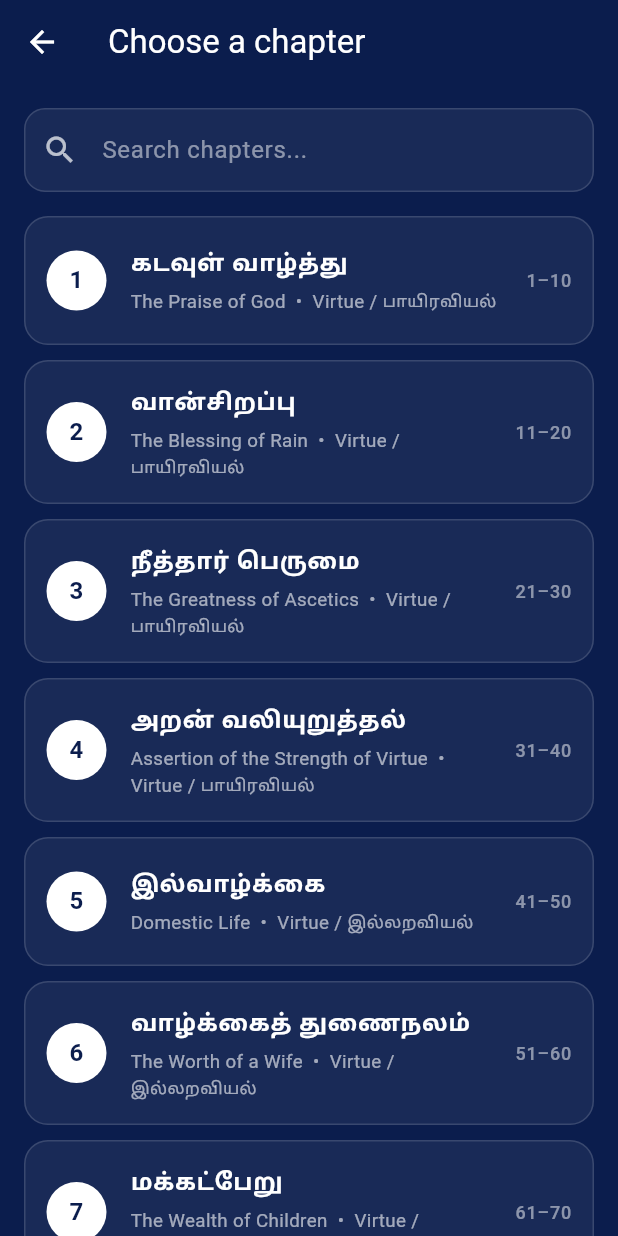
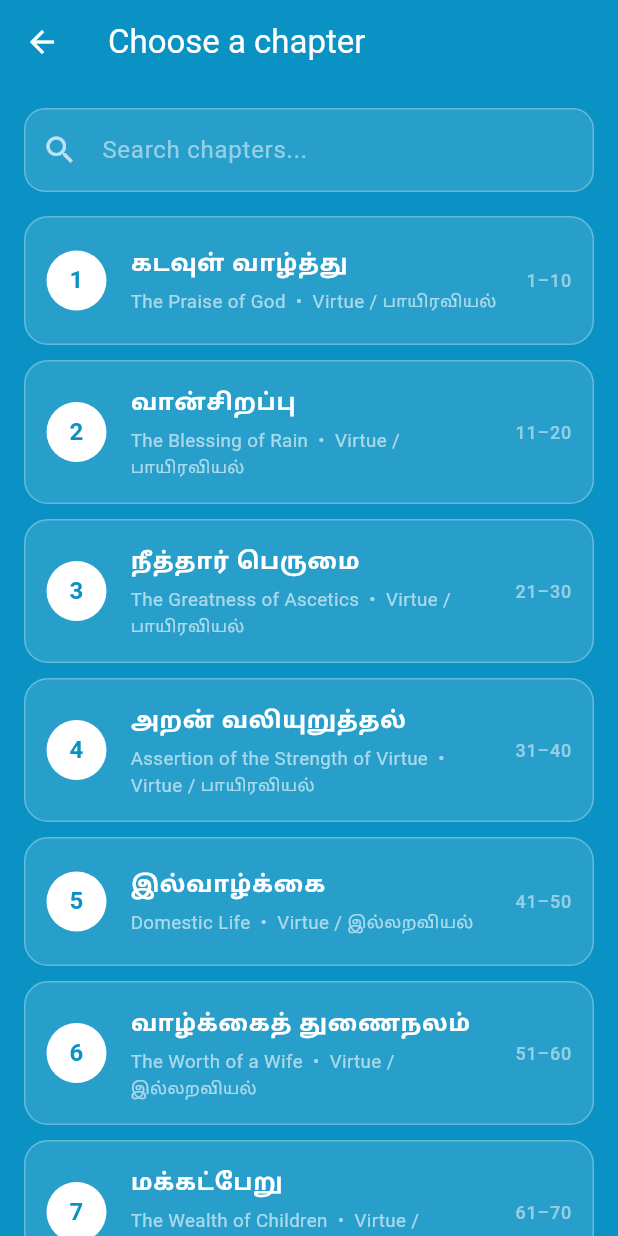
Before and after one commit to srisivan/Kural, a Flutter app: the screen it shows after launch, after a tap on the "menu book" icon, on a phone screen of 412 x 824 dp. Run offline on Flutter 3.47's test engine with Material 3 defaults, Android fonts, the phone set to English and light mode, and no system bars; our stand-ins replace flutter_local_notifications, flutter_riverpod, google_fonts, hive_flutter, screenshot, share_plus and 1 more; accounts and stored records are empty.

Commit message:
Rebrand to Kural with #0A92C4 brand blue
- Brand color changed from deep navy to #0A92C4 across the app: kural
  screen, chapter picker, in-app + native splash, and Android adaptive
  icon background (constant renamed kDeepBlue -> kBrandBlue).
- App name set to "Kural" on Android, iOS, and web launcher labels.
- Header title now displays திருக்குறள்.
- Regenerated launcher icons and native splash for the new color.

Co-Authored-By: Claude Opus 4.8 <noreply@anthropic.com>

```diff
--- a/lib/main.dart
+++ b/lib/main.dart
@@ -46,7 +46,7 @@ class _AppBootstrapState extends ConsumerState<_AppBootstrap> {
           return const MaterialApp(
             debugShowCheckedModeBanner: false,
             home: Scaffold(
-              backgroundColor: kDeepBlue,
+              backgroundColor: kBrandBlue,
               body: Center(
                 child: Column(
                   mainAxisSize: MainAxisSize.min,
@@ -86,11 +86,11 @@ class ThirukkuralApp extends StatelessWidget {
   @override
   Widget build(BuildContext context) {
     return MaterialApp(
-      title: 'Thirukkural',
+      title: 'Kural',
       debugShowCheckedModeBanner: false,
       theme: ThemeData(
-        scaffoldBackgroundColor: kDeepBlue,
-        colorSchemeSeed: kDeepBlue,
+        scaffoldBackgroundColor: kBrandBlue,
+        colorSchemeSeed: kBrandBlue,
         brightness: Brightness.dark,
         useMaterial3: true,
       ),
--- a/lib/screens/chapter_picker_screen.dart
+++ b/lib/screens/chapter_picker_screen.dart
@@ -20,9 +20,9 @@ class _ChapterPickerScreenState extends ConsumerState<ChapterPickerScreen> {
     final chaptersAsync = ref.watch(chaptersProvider);
 
     return Scaffold(
-      backgroundColor: kDeepBlue,
+      backgroundColor: kBrandBlue,
       appBar: AppBar(
-        backgroundColor: kDeepBlue,
+        backgroundColor: kBrandBlue,
         foregroundColor: Colors.white,
         elevation: 0,
         title: const Text('Choose a chapter'),
@@ -93,7 +93,7 @@ class _ChapterPickerScreenState extends ConsumerState<ChapterPickerScreen> {
                             horizontal: 14, vertical: 6),
                         leading: CircleAvatar(
                           backgroundColor: Colors.white,
-                          foregroundColor: kDeepBlue,
+                          foregroundColor: kBrandBlue,
                           child: Text(
                             '${c.number}',
                             style: const TextStyle(
--- a/lib/screens/home_screen.dart
+++ b/lib/screens/home_screen.dart
@@ -41,12 +41,12 @@ class _HomeScreenState extends ConsumerState<HomeScreen> {
     final todaysKural = ref.watch(todaysKuralProvider);
 
     return Scaffold(
-      backgroundColor: kDeepBlue,
+      backgroundColor: kBrandBlue,
       appBar: AppBar(
-        backgroundColor: kDeepBlue,
+        backgroundColor: kBrandBlue,
         elevation: 0,
         foregroundColor: Colors.white,
-        title: Text('Thirukkural', style: GoogleFonts.anekTamil()),
+        title: Text('திருக்குறள்', style: GoogleFonts.anekTamil()),
         actions: [
           IconButton(
             icon: const Icon(Icons.menu_book_outlined),
@@ -85,7 +85,7 @@ class _HomeScreenState extends ConsumerState<HomeScreen> {
               : const Icon(Icons.share),
           label: Text(_sharing ? 'Preparing...' : 'Share'),
           backgroundColor: Colors.white,
-          foregroundColor: kDeepBlue,
+          foregroundColor: kBrandBlue,
         ),
         orElse: () => null,
       ),
--- a/lib/theme.dart
+++ b/lib/theme.dart
@@ -1,8 +1,8 @@
 import 'package:flutter/material.dart';
 
-/// Deep blue used across the kural screen and the shareable card.
-const Color kDeepBlue = Color(0xFF0B1D4D);
+/// Brand blue used across the app — screen backgrounds and the shareable card.
+const Color kBrandBlue = Color(0xFF0A92C4);
 
-/// Subtle translucent-white fill/border for the tiles on the deep-blue bg.
-final Color kTileFill = Colors.white.withOpacity(0.06);
-final Color kTileBorder = Colors.white.withOpacity(0.14);
+/// Subtle translucent-white fill/border for the tiles on the brand-blue bg.
+final Color kTileFill = Colors.white.withOpacity(0.12);
+final Color kTileBorder = Colors.white.withOpacity(0.28);
--- a/lib/widgets/kural_card.dart
+++ b/lib/widgets/kural_card.dart
@@ -55,7 +55,7 @@ class KuralCard extends StatelessWidget {
     );
 
     return Container(
-      color: kDeepBlue,
+      color: kBrandBlue,
       padding: const EdgeInsets.symmetric(horizontal: 12, vertical: 32),
       child: Column(
         mainAxisSize: MainAxisSize.min,
--- a/pubspec.yaml
+++ b/pubspec.yaml
@@ -58,13 +58,13 @@ flutter_launcher_icons:
   web:
     generate: true
   # Adaptive icon for Android: deep-blue background, PNG as foreground.
-  adaptive_icon_background: "#0B1D4D"
+  adaptive_icon_background: "#0A92C4"
   adaptive_icon_foreground: "assets/icon/kural_icon.png"
 
 # Native splash: deep-blue background with the icon centered.
 flutter_native_splash:
-  color: "#0B1D4D"
+  color: "#0A92C4"
   image: assets/icon/kural_icon.png
   android_12:
-    color: "#0B1D4D"
+    color: "#0A92C4"
     image: assets/icon/kural_icon.png
```
Also changed, not shown: 10 other files.
